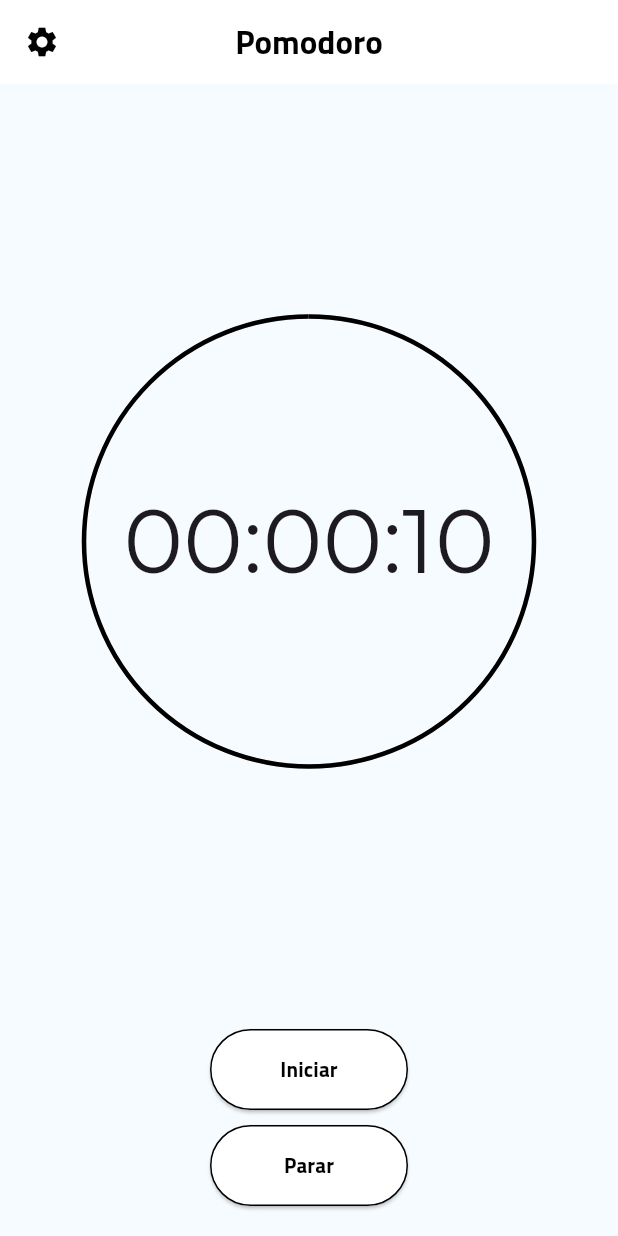
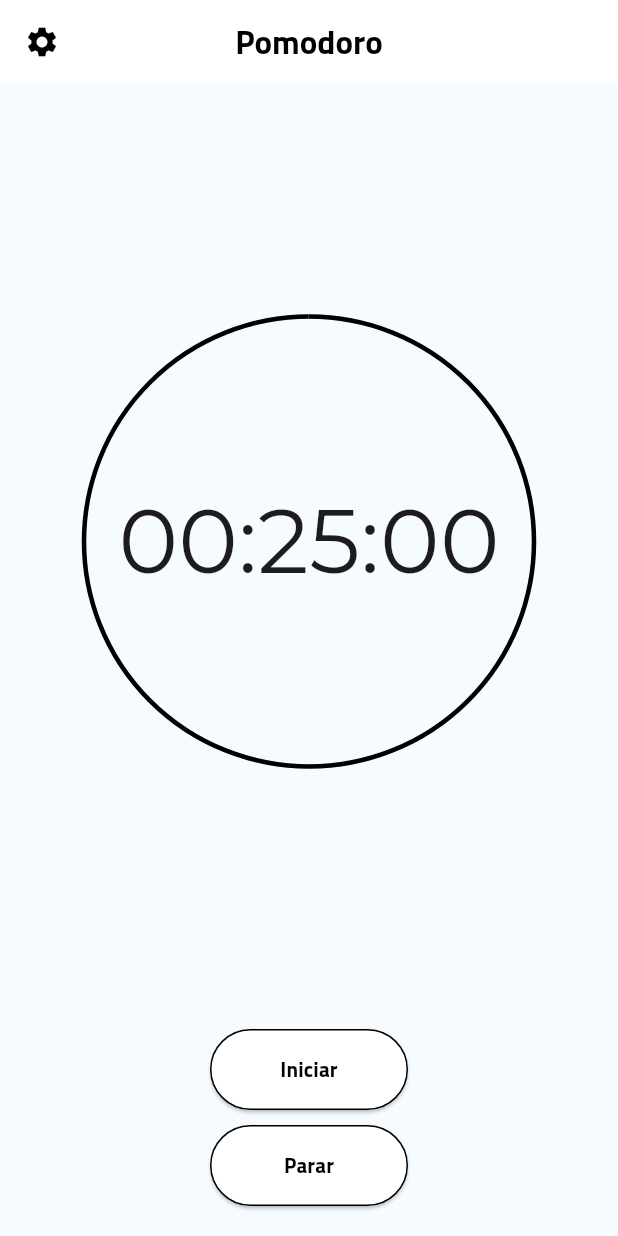
Before and after one commit to Cecote/Pomodoro_app, a Flutter app: the screen it shows after launch, on a phone screen of 412 x 824 dp. Run offline on Flutter 3.47's test engine with Material 3 defaults, Android fonts, the phone set to English and light mode, and no system bars; our stand-ins replace audioplayers; project files that could hold a hidden picture were left out.

Commit message:
Create: Now we can config the focus time (just minute) and the config change the timer on main page

```diff
--- a/lib/main.dart
+++ b/lib/main.dart
@@ -1,6 +1,6 @@
 import 'package:flutter/material.dart';
 import '../widgets/round-button.dart';
-import '../widgets/menu-button.dart';
+import 'package:Pomodoro/config-menu.dart';
 import 'package:audioplayers/audioplayers.dart';
 
 void main() {
@@ -17,46 +17,65 @@
       theme: ThemeData(
         primarySwatch: Colors.blue,
       ),
-        home: Scaffold(
+      home: const PomodoroPage(),
+    );
+  }
+}
+
+class PomodoroPage extends StatefulWidget {
+  const PomodoroPage({super.key});
+
+  @override
+  _PomodoroPageState createState() => _PomodoroPageState();
+}
+
+class _PomodoroPageState extends State<PomodoroPage> {
+  final GlobalKey<_PomoTimerState> _pomoTimerKey = GlobalKey<_PomoTimerState>();
+
+  @override
+  Widget build(BuildContext context) {
+    return Scaffold(
       appBar: AppBar(
         centerTitle: true,
         backgroundColor: Colors.white,
-            leading: MenuButton(),
-            title: Text(
+        leading: MenuButton(onValueSelected: (value) {
+          _pomoTimerKey.currentState?.setValor(value);
+        }),
+        title: const Text(
           'Pomodoro',
           style: TextStyle(color: Colors.black, fontFamily: 'Titi'),
         ),
       ),
-          body: pomoTimer(),
-        ));
+      body: PomoTimer(key: _pomoTimerKey),
+    );
   }
 }
 
-
-class pomoTimer extends StatefulWidget {
-  const pomoTimer({super.key});
+class PomoTimer extends StatefulWidget {
+  const PomoTimer({Key? key}) : super(key: key);
 
   @override
-  _pomoTimerState createState() => _pomoTimerState();
+  _PomoTimerState createState() => _PomoTimerState();
 }
 
-class _pomoTimerState extends State<pomoTimer> with TickerProviderStateMixin  {
-
+class _PomoTimerState extends State<PomoTimer> with TickerProviderStateMixin {
   late AnimationController controller;
   final player = AudioPlayer();
   bool isCounting = false;
+  int focusTimerH = 0;
+  int focusTimerM = 25;
+  int focusTimerS = 0;
 
-
-  String get countText{
+  String get countText {
     Duration count = controller.duration! * controller.value;
-    if(controller.value == 0){
-      count = Duration(seconds: 10);
+    if (controller.value == 0) {
+      count = Duration(minutes: focusTimerM);
     }
     return '${(count.inHours % 60).toString().padLeft(2, '0')}:${(count.inMinutes % 60).toString().padLeft(2, '0')}:${(count.inSeconds % 60).toString().padLeft(2, '0')}';
   }
 
   void zerado() {
-    if(controller.value == 0){
+    if (controller.value == 0) {
       setState(() {
         isCounting = false;
       });
@@ -66,9 +85,21 @@
   double progress = 1.0;
 
   void notify() {
-    if(countText == '00:00:00'){
+    if (countText == '00:00:00') {
       player.play(AssetSource('notify.mp3'));
     }
+  }
+
+  void setValor(dynamic valor) {
+    setState(() {
+      focusTimerM = valor;
+      print(focusTimerM);
+      controller.duration = Duration(
+        hours: focusTimerH,
+        minutes: focusTimerM,
+        seconds: focusTimerS,
+      );
+    });
   }
 
   @override
@@ -77,26 +108,25 @@
     controller = AnimationController(
       vsync: this,
       duration: Duration(
-          seconds: 10
+        hours: focusTimerH,
+        minutes: focusTimerM,
+        seconds: focusTimerS,
       ),
     );
-    controller.addListener((){
+    controller.addListener(() {
       notify();
-      if(controller.isAnimating){
+      if (controller.isAnimating) {
         setState(() {
           progress = controller.value;
         });
-      }else {
+      } else {
         setState(() {
           progress = 1.0;
           isCounting = false;
         });
       }
-
     });
   }
-
-
 
   @override
   void dispose() {
@@ -107,7 +137,7 @@
   @override
   Widget build(BuildContext context) {
     return Scaffold(
-      backgroundColor: Color(0xfff5fbff),
+      backgroundColor: const Color(0xfff5fbff),
       body: Column(
         children: [
           Expanded(
@@ -129,7 +159,7 @@
                     animation: controller,
                     builder: (context, child) => Text(
                       countText,
-                      style: TextStyle(
+                      style: const TextStyle(
                         fontSize: 60,
                         fontFamily: 'Montserrat',
                       ),
@@ -140,18 +170,18 @@
             ),
           ),
           Padding(
-            padding: const EdgeInsets.symmetric(horizontal: 10,vertical: 20),
+            padding: const EdgeInsets.symmetric(horizontal: 10, vertical: 20),
             child: Column(
               children: [
                 RoundButton(
                   text: isCounting == true ? 'Pausar' : 'Iniciar',
                   onPressed: () {
-                    if(controller.isAnimating){
+                    if (controller.isAnimating) {
                       controller.stop();
                       setState(() {
                         isCounting = false;
                       });
-                    }else{
+                    } else {
                       controller.reverse(from: controller.value == 0 ? 1.0 : controller.value);
                       setState(() {
                         isCounting = true;
@@ -159,7 +189,7 @@
                     }
                   },
                 ),
-                SizedBox(height: 10),
+                const SizedBox(height: 10),
                 RoundButton(
                   text: 'Parar',
                   onPressed: () {
@@ -177,3 +207,26 @@
     );
   }
 }
+
+class MenuButton extends StatelessWidget {
+  final ValueChanged<int> onValueSelected;
+
+  const MenuButton({required this.onValueSelected, Key? key}) : super(key: key);
+
+  @override
+  Widget build(BuildContext context) {
+    return GestureDetector(
+      onTap: () {
+        Navigator.push(context, MaterialPageRoute(builder: (_) => MenuPage())).then((value) {
+          if (value != null) {
+            onValueSelected(value);
+          }
+        });
+      },
+      child: const Icon(
+        Icons.settings,
+        color: Colors.black,
+      ),
+    );
+  }
+}
```
Also changed, not shown: lib/config-menu.dart (+109 -12 lines). Lines whose indentation alone changed are shown as unchanged.
